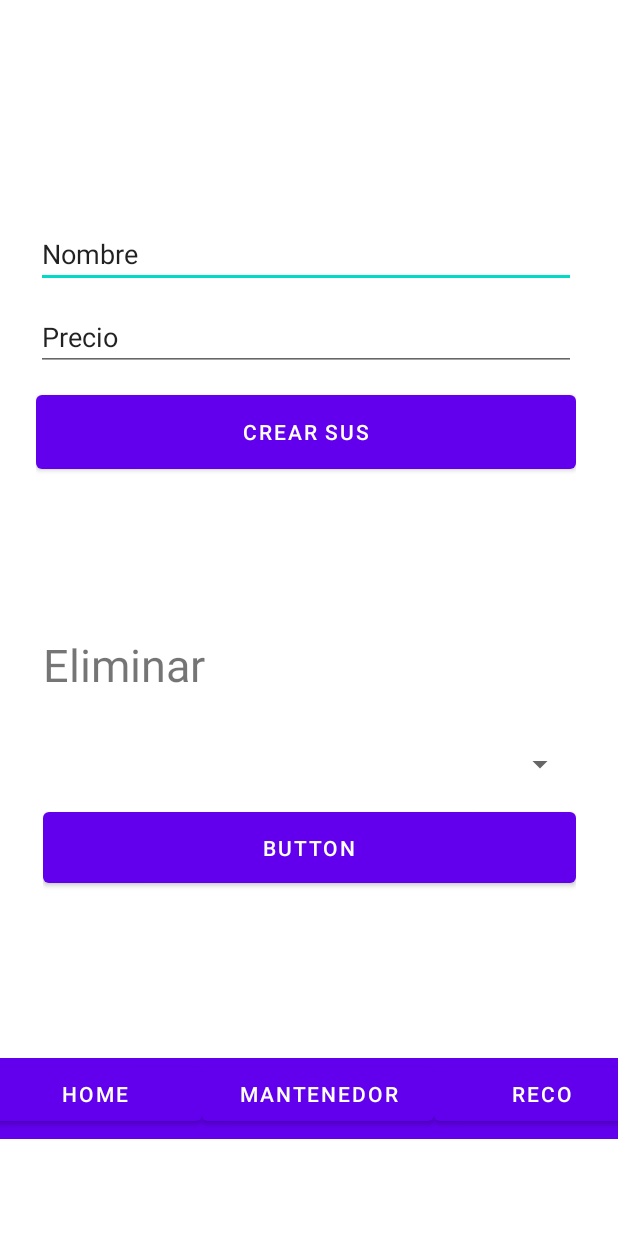
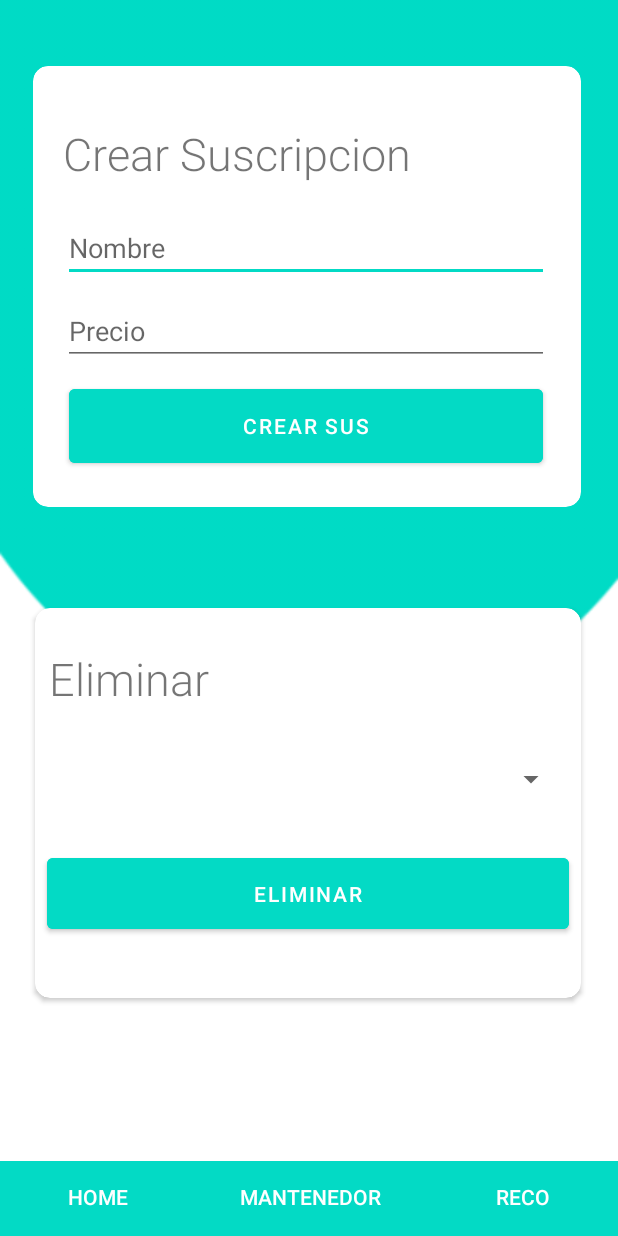
Before and after one commit to EstebanVivanco/MiSubs, an Android app: the Mantenedor_act screen opened directly, with no data from a screen before it, on a phone screen of 412 x 824 dp. Run offline under Robolectric (Android 15) with nearby library versions, the phone set to English and light mode, and no system bars.

Commit message:
posible commit antes de el desastre 😎

```diff
--- a/app/src/main/java/com/example/misubs/Mantenedor_act.java
+++ b/app/src/main/java/com/example/misubs/Mantenedor_act.java
@@ -17,7 +17,7 @@ import com.example.misubs.DB.AdminSQLiteOpenHelper;
 public class Mantenedor_act extends AppCompatActivity {
 
     String ID;
-    private TextView UserID, name, price;
+    private TextView  name, price;
     private Spinner spnNames;
 
     @Override
@@ -26,14 +26,12 @@ public class Mantenedor_act extends AppCompatActivity {
         setContentView(R.layout.activity_mantenedor);
 
 
-        UserID = findViewById(R.id.idUser);
         name = findViewById(R.id.txtName);
         price = findViewById(R.id.txtPrice);
 
         Intent i = getIntent();
         ID = i.getStringExtra("ID");
 
-        UserID.setText(ID);
 
         spnNames = findViewById(R.id.spnSuscripciones);
 
--- a/app/src/main/res/layout/activity_mantenedor.xml
+++ b/app/src/main/res/layout/activity_mantenedor.xml
@@ -4,61 +4,29 @@
     xmlns:tools="http://schemas.android.com/tools"
     android:layout_width="match_parent"
     android:layout_height="match_parent"
+    android:background="@drawable/bgcirculo"
     tools:context=".Mantenedor_act">
-
-  <LinearLayout
-      android:id="@+id/linearLayout2"
-      android:layout_width="441dp"
-      android:layout_height="54dp"
-      android:background="@color/purple_500"
-      android:backgroundTint="@color/purple_500"
-      android:orientation="horizontal"
-      app:layout_constraintBottom_toBottomOf="parent"
-      app:layout_constraintEnd_toEndOf="parent"
-      app:layout_constraintHorizontal_bias="0.333"
-      app:layout_constraintStart_toStartOf="parent"
-      app:layout_constraintTop_toBottomOf="@+id/cardView2"
-      app:layout_constraintVertical_bias="1.0">
-
-    <Button
-        android:id="@+id/btnHome"
-        android:layout_width="wrap_content"
-        android:layout_height="wrap_content"
-        android:layout_weight="1"
-        android:text="HOME" />
-
-    <Button
-        android:id="@+id/btnMantainer"
-        android:layout_width="99dp"
-        android:layout_height="wrap_content"
-        android:layout_weight="1"
-        android:text="MANTENEDOR" />
-
-    <Button
-        android:id="@+id/btnReco"
-        android:layout_width="wrap_content"
-        android:layout_height="wrap_content"
-        android:layout_weight="1"
-        android:text="Reco" />
-  </LinearLayout>
 
   <androidx.cardview.widget.CardView
       android:id="@+id/cardView"
-      android:layout_width="384dp"
-      android:layout_height="272dp"
-      android:layout_marginTop="76dp"
+      android:layout_width="365dp"
+      android:layout_height="294dp"
+      android:layout_marginTop="44dp"
       app:cardCornerRadius="10dp"
+      app:contentPadding="10dp"
       app:layout_constraintEnd_toEndOf="parent"
+      app:layout_constraintHorizontal_bias="0.471"
       app:layout_constraintStart_toStartOf="parent"
       app:layout_constraintTop_toTopOf="parent">
 
     <LinearLayout
-        android:layout_width="360dp"
-        android:layout_height="wrap_content"
+        android:layout_width="324dp"
+        android:layout_height="269dp"
         android:layout_marginLeft="10dp"
         android:layout_marginTop="10dp"
         android:layout_marginRight="10dp"
         android:layout_marginBottom="10dp"
+        android:gravity="center"
         android:orientation="vertical">
 
       <TextView
@@ -66,6 +34,8 @@
           android:layout_width="match_parent"
           android:layout_height="wrap_content"
           android:layout_marginBottom="20dp"
+          android:backgroundTint="@color/black"
+          android:fontFamily="sans-serif-light"
           android:text="Crear Suscripcion"
           android:textSize="30sp" />
 
@@ -75,8 +45,8 @@
           android:layout_height="wrap_content"
           android:layout_marginBottom="10dp"
           android:ems="10"
-          android:inputType="textPersonName"
-          android:text="Nombre" />
+          android:hint="Nombre"
+          android:inputType="textPersonName" />
 
       <EditText
           android:id="@+id/txtPrice"
@@ -84,13 +54,14 @@
           android:layout_height="wrap_content"
           android:layout_marginBottom="10dp"
           android:ems="10"
-          android:inputType="textPersonName"
-          android:text="Precio" />
+          android:hint="Precio"
+          android:inputType="textPersonName" />
 
       <Button
           android:id="@+id/btnCreateSub"
-          android:layout_width="match_parent"
+          android:layout_width="316dp"
           android:layout_height="61dp"
+          android:backgroundTint="@color/teal_200"
           android:onClick="CrearSub"
           android:text="Crear Sus" />
 
@@ -99,39 +70,85 @@
 
   <androidx.cardview.widget.CardView
       android:id="@+id/cardView2"
-      android:layout_width="375dp"
-      android:layout_height="227dp"
+      android:layout_width="364dp"
+      android:layout_height="260dp"
       app:cardCornerRadius="10dp"
-      app:contentPadding="10dp"
       app:layout_constraintBottom_toTopOf="@+id/linearLayout2"
       app:layout_constraintEnd_toEndOf="parent"
+      app:layout_constraintHorizontal_bias="0.481"
       app:layout_constraintStart_toStartOf="parent"
-      app:layout_constraintTop_toBottomOf="@+id/cardView">
+      app:layout_constraintTop_toBottomOf="@+id/cardView"
+      app:layout_constraintVertical_bias="0.383">
 
     <LinearLayout
         android:layout_width="match_parent"
-        android:layout_height="match_parent"
+        android:layout_height="247dp"
+        android:gravity="center"
         android:orientation="vertical">
 
       <TextView
           android:id="@+id/textView4"
-          android:layout_width="match_parent"
+          android:layout_width="345dp"
           android:layout_height="wrap_content"
           android:layout_marginBottom="20dp"
+          android:fontFamily="sans-serif-light"
+          android:gravity="center|start"
           android:text="Eliminar"
           android:textSize="30sp" />
 
       <Spinner
           android:id="@+id/spnSuscripciones"
-          android:layout_width="match_parent"
-          android:layout_height="52dp" />
+          android:layout_width="346dp"
+          android:layout_height="53dp" />
 
       <Button
           android:id="@+id/btnDeleteSub"
-          android:layout_width="match_parent"
+          android:layout_width="348dp"
           android:layout_height="59dp"
-          android:text="Button" />
+          android:layout_marginTop="20dp"
+          android:backgroundTint="@color/teal_200"
+          android:text="Eliminar" />
     </LinearLayout>
+
   </androidx.cardview.widget.CardView>
 
+  <LinearLayout
+      android:id="@+id/linearLayout2"
+      android:layout_width="419dp"
+      android:layout_height="50dp"
+      android:background="@color/teal_200"
+      android:backgroundTint="@color/teal_200"
+      android:orientation="horizontal"
+      app:layout_constraintBottom_toBottomOf="parent"
+      app:layout_constraintEnd_toEndOf="parent"
+      app:layout_constraintStart_toStartOf="parent">
+
+    <Button
+        android:id="@+id/btnHome"
+        style="@style/Widget.AppCompat.Button.Borderless.Colored"
+        android:layout_width="wrap_content"
+        android:layout_height="wrap_content"
+        android:layout_weight="1"
+        android:backgroundTint="@color/teal_200"
+        android:text="HOME" />
+
+    <Button
+        android:id="@+id/btnMantainer"
+        style="@style/Widget.AppCompat.Button.Borderless.Colored"
+        android:layout_width="99dp"
+        android:layout_height="wrap_content"
+        android:layout_weight="1"
+        android:backgroundTint="@color/teal_200"
+        android:text="MANTENEDOR" />
+
+    <Button
+        android:id="@+id/btnReco"
+        style="@style/Widget.AppCompat.Button.Borderless.Colored"
+        android:layout_width="wrap_content"
+        android:layout_height="wrap_content"
+        android:layout_weight="1"
+        android:backgroundTint="@color/teal_200"
+        android:text="Reco" />
+  </LinearLayout>
+
 </androidx.constraintlayout.widget.ConstraintLayout>
```
Also changed, not shown: app/src/main/java/com/example/misubs/Registro_act.java (+7 -1 lines), app/src/main/res/layout/activity_main.xml (+5 -2 lines), app/src/main/res/layout/activity_recomendaciones.xml (+18 -18 lines), app/src/main/res/layout/activity_registro.xml (+27 -9 lines), app/src/main/res/drawable/back.jpg (added), app/src/main/res/drawable/bgcirculo.png (added).
